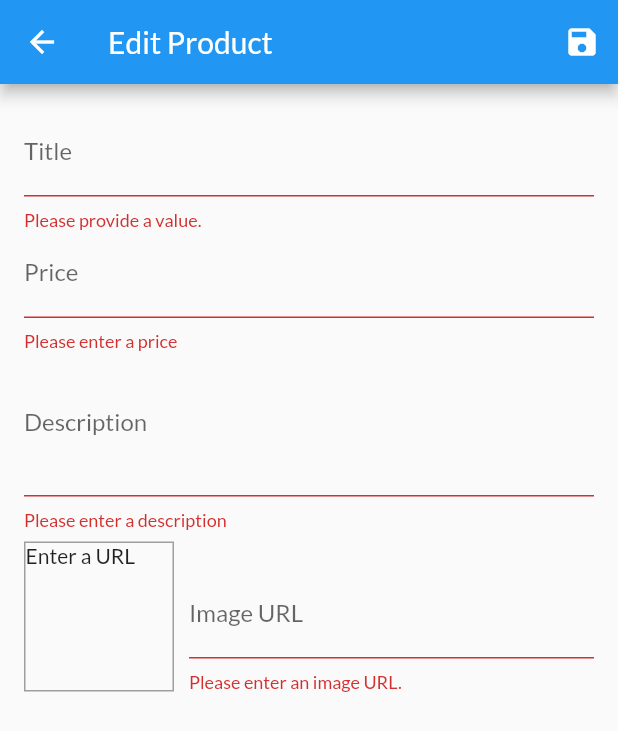
After one commit to Hakutou231/shop_app, a Flutter app: the EditProductScreen screen opened by its route, after a tap on the "save" icon, on a phone screen of 412 x 824 dp. The commit adds this screen. Shown: the top 731 px of the screen. Run offline on Flutter 3.47's test engine with Material 2 defaults, Android fonts, the phone set to English and light mode, and no system bars; network calls fail.

Commit message:
<Update>: features Add Oders, Add, Edit, Delete Products

```diff
--- a/lib/providers/product.dart
+++ b/lib/providers/product.dart
@@ -1,7 +1,7 @@
 import 'package:flutter/foundation.dart';
 
 class Product with ChangeNotifier{
-  final String id;
+  final String? id;
   final String title;
   final String description;
   final double price;
--- a/lib/providers/products.dart
+++ b/lib/providers/products.dart
@@ -61,12 +61,27 @@ class Products with ChangeNotifier {
   //   notifyListeners();
   // }
 
-  void addProduct() {
-    // _items.add(value);
+  void addProduct(Product product) {
+    final newProduct = Product(id: DateTime.now().toString(), title: product.title, description: product.description, price: product.price, imageUrl: product.imageUrl);
+    _items.add(newProduct);
+
     notifyListeners();
   }
 
   Product findById(String id) {
     return _items.firstWhere((prod) => prod.id == id);
   }
+
+  void updateProduct(String id, Product newProduct) {
+    final prodIndex =_items.indexWhere((prod) => prod.id == id);
+    if (prodIndex >= 0) {
+      _items[prodIndex] = newProduct;
+      notifyListeners();
+    }
+  }
+
+  void deleteProduct(String id) {
+    _items.removeWhere((element) => element.id == id);
+    notifyListeners();
+  }
 }
--- /dev/null
+++ b/lib/screens/edit_product_screen.dart
@@ -0,0 +1,263 @@
+import 'package:flutter/material.dart';
+import 'package:provider/provider.dart';
+import 'package:shop_app/providers/products.dart';
+
+import '../providers/product.dart';
+
+class EditProductScreen extends StatefulWidget {
+  static const routeName = '/edit-product';
+
+  @override
+  _EditProductScreenState createState() => _EditProductScreenState();
+}
+
+class _EditProductScreenState extends State<EditProductScreen> {
+  final _priceFocusNode = FocusNode();
+  final _descriptionFocusNode = FocusNode();
+  final _imageUrlController = TextEditingController();
+  final _imageUrlFocusNode = FocusNode();
+  final _form = GlobalKey<FormState>();
+
+  var _editedProduct =
+      Product(id: null, title: '', price: 0, description: '', imageUrl: '');
+
+  var _isInit = true;
+  var _initValues = {
+    'title': '',
+    'description': '',
+    'price': '',
+    'imageURL': '',
+  };
+
+  @override
+  void initState() {
+    _imageUrlFocusNode.addListener(_updateImageUrl);
+    super.initState();
+  }
+
+  @override
+  void didChangeDependencies() {
+    if (_isInit) {
+      final productId = ModalRoute.of(context)!.settings.arguments as String?;
+      if (productId != null){
+        _editedProduct =
+            Provider.of<Products>(context, listen: false).findById(productId);
+        _initValues = {
+          'title': _editedProduct.title,
+          'description': _editedProduct.description,
+          'price': _editedProduct.price.toString(),
+          // 'imageURL': _editedProduct.imageUrl
+          'imageURL': '',
+        };
+      }
+      _imageUrlController.text = _editedProduct.imageUrl;
+    }
+    _isInit = false;
+    super.didChangeDependencies();
+  }
+
+  @override
+  void dispose() {
+    _imageUrlFocusNode.removeListener(_updateImageUrl);
+    _priceFocusNode.dispose();
+    _descriptionFocusNode.dispose();
+    _imageUrlController.dispose();
+    _imageUrlFocusNode.dispose();
+    super.dispose();
+  }
+
+  void _updateImageUrl() {
+    if (!_imageUrlFocusNode.hasFocus) {
+      if ((!_imageUrlController.text.startsWith('http') &&
+              !_imageUrlController.text.startsWith('https')) ||
+          (!_imageUrlController.text.endsWith('.png') &&
+              !_imageUrlController.text.endsWith('.jpg') &&
+              !_imageUrlController.text.endsWith('.jpeg'))) {
+        return;
+      }
+      setState(() {});
+    } else {}
+  }
+
+  void _saveForm() {
+    final isValid = _form.currentState!.validate();
+    if (!isValid) {
+      return;
+    }
+    _form.currentState!.save();
+    if (_editedProduct.id != null) {
+      Provider.of<Products>(context, listen: false).updateProduct(_editedProduct.id!, _editedProduct);
+    } else {
+      Provider.of<Products>(context, listen: false).addProduct(_editedProduct);
+    }
+    Navigator.of(context).pop();
+  }
+
+  @override
+  Widget build(BuildContext context) {
+    return Scaffold(
+      appBar: AppBar(
+        title: Text('Edit Product'),
+        actions: <Widget>[
+          IconButton(
+            onPressed: () => _saveForm(),
+            icon: Icon(Icons.save),
+          ),
+        ],
+      ),
+      body: Padding(
+        padding: const EdgeInsets.all(16.0),
+        child: Form(
+          key: _form,
+          child: ListView(
+            children: <Widget>[
+              TextFormField(
+                initialValue: _initValues['title'],
+                decoration: InputDecoration(labelText: 'Title'),
+                textInputAction: TextInputAction.next,
+                onFieldSubmitted: (_) {
+                  FocusScope.of(context).requestFocus(_priceFocusNode);
+                },
+                validator: (value) {
+                  if (value!.isEmpty) {
+                    return 'Please provide a value.';
+                  }
+                  return null;
+                },
+                onSaved: (value) {
+                  _editedProduct = Product(
+                    title: value!,
+                    price: _editedProduct.price,
+                    description: _editedProduct.description,
+                    imageUrl: _editedProduct.imageUrl,
+                    id: _editedProduct.id,
+                    isFavorite:  _editedProduct.isFavorite,
+                  );
+                },
+              ),
+              TextFormField(
+                initialValue: _initValues['price'],
+                decoration: InputDecoration(labelText: 'Price'),
+                textInputAction: TextInputAction.next,
+                keyboardType: TextInputType.number,
+                focusNode: _priceFocusNode,
+                validator: (value) {
+                  if (value!.isEmpty) {
+                    return 'Please enter a price';
+                  }
+                  if (double.tryParse(value) == null) {
+                    return 'Please enter a valid number.';
+                  }
+                  if (double.tryParse(value)! <= 0) {
+                    return 'Please enter a number greater than zero.';
+                  }
+                  return null;
+                },
+                onSaved: (value) {
+                  _editedProduct = Product(
+                    id: _editedProduct.id,
+                    title: _editedProduct.title,
+                    price: double.parse(value!),
+                    description: _editedProduct.description,
+                    imageUrl: _editedProduct.imageUrl,
+                    isFavorite:  _editedProduct.isFavorite,
+                  );
+                },
+              ),
+              TextFormField(
+                initialValue: _initValues['description'],
+                decoration: InputDecoration(labelText: 'Description'),
+                maxLines: 3,
+                keyboardType: TextInputType.multiline,
+                focusNode: _descriptionFocusNode,
+                validator: (value) {
+                  if (value!.isEmpty) {
+                    return 'Please enter a description';
+                  }
+                  if (value.length < 10) {
+                    return 'Should be at least 10 characters long.';
+                  }
+                  return null;
+                },
+                onSaved: (value) {
+                  _editedProduct = Product(
+                    id: _editedProduct.id,
+                    title: _editedProduct.title,
+                    price: _editedProduct.price,
+                    description: value!,
+                    imageUrl: _editedProduct.imageUrl,
+                    isFavorite:  _editedProduct.isFavorite,
+                  );
+                },
+              ),
+              Row(
+                crossAxisAlignment: CrossAxisAlignment.end,
+                children: <Widget>[
+                  Container(
+                    width: 100,
+                    height: 100,
+                    margin: EdgeInsets.only(
+                      top: 8,
+                      right: 10,
+                    ),
+                    decoration: BoxDecoration(
+                      border: Border.all(
+                        width: 1,
+                        color: Colors.grey,
+                      ),
+                    ),
+                    child: _imageUrlController.text.isEmpty
+                        ? Text('Enter a URL')
+                        : FittedBox(
+                            child: Image.network(
+                              _imageUrlController.text,
+                              fit: BoxFit.cover,
+                            ),
+                          ),
+                  ),
+                  Expanded(
+                    child: TextFormField(
+                      decoration: InputDecoration(labelText: 'Image URL'),
+                      keyboardType: TextInputType.url,
+                      textInputAction: TextInputAction.done,
+                      controller: _imageUrlController,
+                      focusNode: _imageUrlFocusNode,
+                      onFieldSubmitted: (_) {
+                        _saveForm();
+                      },
+                      validator: (value) {
+                        if (value!.isEmpty) {
+                          return 'Please enter an image URL.';
+                        }
+                        if (!value.startsWith('http') &&
+                            !value.startsWith('https')) {
+                          return 'Please enter a valid URL';
+                        }
+                        if (!value.endsWith('.png') &&
+                            !value.endsWith('.jpg') &&
+                            !value.endsWith('.jpeg')) {
+                          return 'Please enter a valid image URL';
+                        }
+                        return null;
+                      },
+                      onSaved: (value) {
+                        _editedProduct = Product(
+                          id: _editedProduct.id,
+                          title: _editedProduct.title,
+                          price: _editedProduct.price,
+                          description: _editedProduct.description,
+                          imageUrl: value!,
+                          isFavorite:  _editedProduct.isFavorite,
+                        );
+                      },
+                    ),
+                  ),
+                ],
+              )
+            ],
+          ),
+        ),
+      ),
+    );
+  }
+}
--- a/lib/widgets/app_drawer.dart
+++ b/lib/widgets/app_drawer.dart
@@ -1,5 +1,6 @@
 import 'package:flutter/material.dart';
 import '../screens/orders_screen.dart';
+import '../screens/user_product_screen.dart';
 
 class AppDrawer extends StatelessWidget {
   @override
@@ -27,6 +28,14 @@ class AppDrawer extends StatelessWidget {
               Navigator.of(context).pushReplacementNamed(OrderScreen.routeName);
             },
           ),
+          Divider(),
+          ListTile(
+            leading: Icon(Icons.edit),
+            title: Text('Orders'),
+            onTap: () {
+              Navigator.of(context).pushReplacementNamed(UserProductScreen.routeName);
+            },
+          ),
         ],
       ),
     );
--- a/lib/widgets/product_item.dart
+++ b/lib/widgets/product_item.dart
@@ -50,14 +50,14 @@ class ProductItem extends StatelessWidget {
             icon: Icon(Icons.shopping_cart),
             color: Theme.of(context).accentColor,
             onPressed: () {
-              cart.addITem(product.id, product.price, product.title);
+              cart.addITem(product.id!, product.price, product.title);
               ScaffoldMessenger.of(context).hideCurrentSnackBar();
               ScaffoldMessenger.of(context).showSnackBar(
                 SnackBar(
                   content: Text('Added item to cart!'),
                   duration: Duration(seconds: 2),
                   action: SnackBarAction(label: 'UNDO', onPressed: () {
-                    cart.removeSingleItem(product.id);
+                    cart.removeSingleItem(product.id!);
                   },),
                 ),
               );
```
Also changed, not shown: lib/main.dart (+8 -5 lines), lib/screens/user_product_screen.dart (added, +42 -0 lines), lib/widgets/user_product_item.dart (added, +44 -0 lines).
